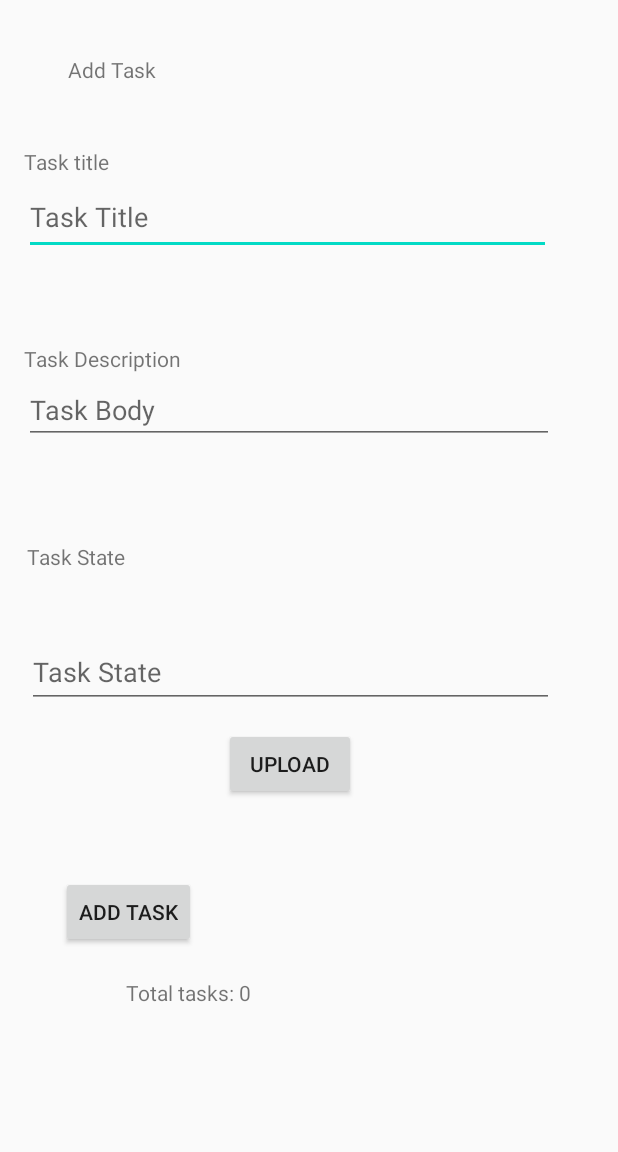
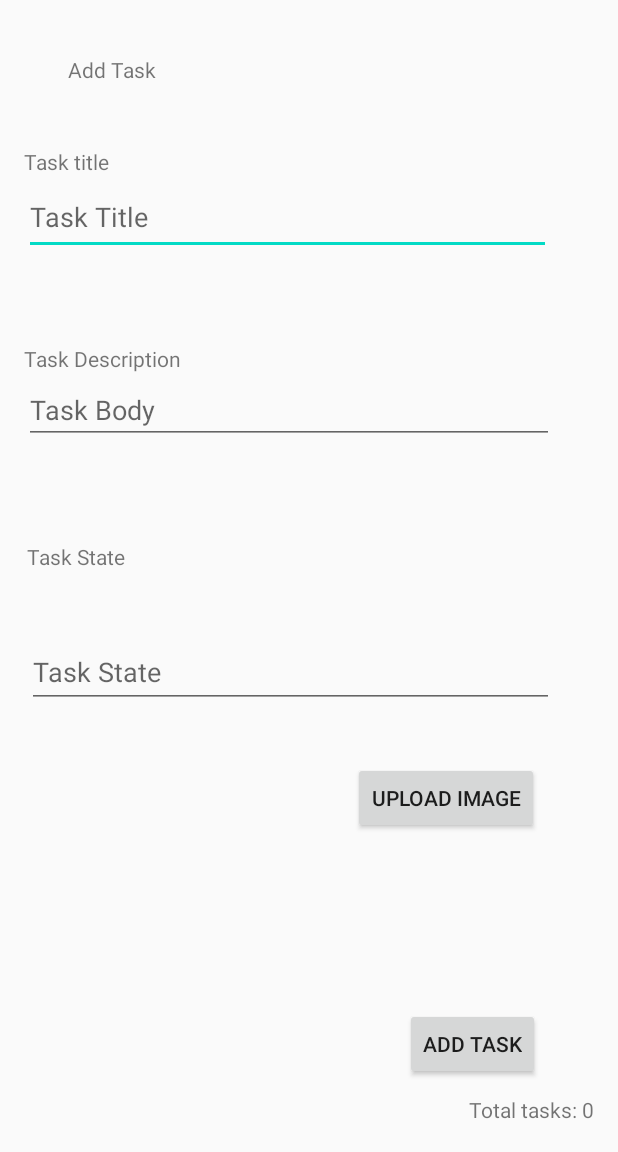
Before and after one commit to Heba1998/TaskMaster, an Android app: the AddTask screen opened directly, with no data from a screen before it, on a phone screen of 412 x 824 dp, the part 84-1236 px from its top. Run offline under Robolectric (Android 15) with nearby library versions, the phone set to English and light mode, and no system bars; our stand-ins replace Room's generated code; libraries missing offline, so code that uses them is left out: com.amplifyframework.api, com.amplifyframework.auth, com.amplifyframework.core, com.amplifyframework.storage; 4 statements that could not run were skipped.

Commit message:
finish lab 41 🥳

```diff
--- a/app/src/main/AndroidManifest.xml
+++ b/app/src/main/AndroidManifest.xml
@@ -43,9 +43,6 @@
             android:exported="true" />
         <activity
             android:name=".AddTask"
-            android:exported="true" />
-        <activity
-            android:name=".AllTasks"
             android:exported="true" >
             <intent-filter>
                 <action android:name="android.intent.action.SEND" />
@@ -53,6 +50,10 @@
                 <data android:mimeType="text/plain" />
                 <data android:mimeType="image/*" />
             </intent-filter>
+        </activity>
+        <activity
+            android:name=".AllTasks"
+            android:exported="true" >
         </activity>
         <activity
             android:name=".SignUp"
--- a/app/src/main/java/com/example/taskmaster/AddTask.java
+++ b/app/src/main/java/com/example/taskmaster/AddTask.java
@@ -14,6 +14,7 @@ import android.util.Log;
 import android.view.View;
 import android.widget.Button;
 import android.widget.EditText;
+import android.widget.ImageView;
 import android.widget.TextView;
 import android.widget.Toast;
 import android.widget.Toolbar;
@@ -80,7 +81,7 @@ public class AddTask extends AppCompatActivity {
             Log.e("MyAmplifyApp", "Could not initialize Amplify", error);
         }
 
-
+        ImageFromPhone();
         toolbar.setNavigationOnClickListener(new View.OnClickListener() {
             @Override
             public void onClick(View v) {
@@ -213,4 +214,22 @@ public class AddTask extends AppCompatActivity {
         startActivityForResult(fileChoose, 1234);
     }
 
+
+
+    public void ImageFromPhone(){
+        Intent intent = getIntent();
+        String action = intent.getAction();
+        String type = intent.getType();
+        ImageView image = findViewById(R.id.imagefromphone);
+        if (Intent.ACTION_SEND.equals(action) && type != null) {
+            if (type.startsWith("image/")) {
+                Uri imageUri = (Uri) intent.getParcelableExtra(Intent.EXTRA_STREAM);
+                if (imageUri != null) {
+                    image.setImageURI(imageUri);
+                    image.setVisibility(View.VISIBLE);
+
+                }
+            }
+        }
+    }
 }
--- a/app/src/main/res/layout/activity_add_task.xml
+++ b/app/src/main/res/layout/activity_add_task.xml
@@ -76,10 +76,10 @@
         android:text="@string/total_tasks_0"
         app:layout_constraintBottom_toBottomOf="parent"
         app:layout_constraintEnd_toEndOf="parent"
-        app:layout_constraintHorizontal_bias="0.256"
+        app:layout_constraintHorizontal_bias="0.951"
         app:layout_constraintStart_toStartOf="parent"
         app:layout_constraintTop_toTopOf="parent"
-        app:layout_constraintVertical_bias="0.88" />
+        app:layout_constraintVertical_bias="0.977" />
 
     <EditText
         android:id="@+id/titletask"
@@ -117,10 +117,10 @@
         android:text="ADD TASK"
         app:layout_constraintBottom_toBottomOf="parent"
         app:layout_constraintEnd_toEndOf="parent"
-        app:layout_constraintHorizontal_bias="0.127"
+        app:layout_constraintHorizontal_bias="0.838"
         app:layout_constraintStart_toStartOf="parent"
         app:layout_constraintTop_toTopOf="parent"
-        app:layout_constraintVertical_bias="0.825" />
+        app:layout_constraintVertical_bias="0.938" />
 
     <TextView
         android:id="@+id/textView8"
@@ -155,12 +155,24 @@
         android:id="@+id/upload"
         android:layout_width="wrap_content"
         android:layout_height="wrap_content"
-        android:text="upload"
+        android:text="upload image"
         app:layout_constraintBottom_toBottomOf="parent"
         app:layout_constraintEnd_toEndOf="parent"
-        app:layout_constraintHorizontal_bias="0.461"
+        app:layout_constraintHorizontal_bias="0.818"
         app:layout_constraintStart_toStartOf="parent"
         app:layout_constraintTop_toTopOf="parent"
-        app:layout_constraintVertical_bias="0.698" />
+        app:layout_constraintVertical_bias="0.727" />
+
+    <ImageView
+        android:id="@+id/imagefromphone"
+        android:layout_width="198dp"
+        android:layout_height="223dp"
+        app:layout_constraintBottom_toBottomOf="parent"
+        app:layout_constraintEnd_toEndOf="parent"
+        app:layout_constraintHorizontal_bias="0.084"
+        app:layout_constraintStart_toStartOf="parent"
+        app:layout_constraintTop_toTopOf="parent"
+        app:layout_constraintVertical_bias="0.917"
+        tools:srcCompat="@tools:sample/avatars" />
 
 </androidx.constraintlayout.widget.ConstraintLayout>
```
Also changed, not shown: 2 other files.
